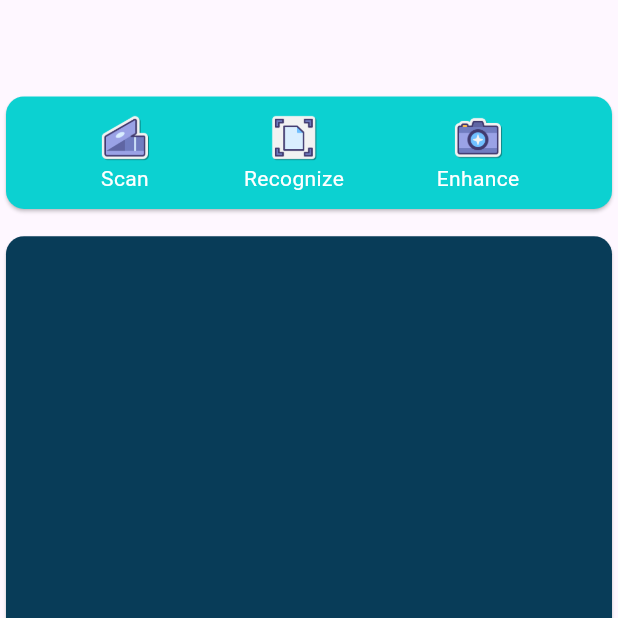
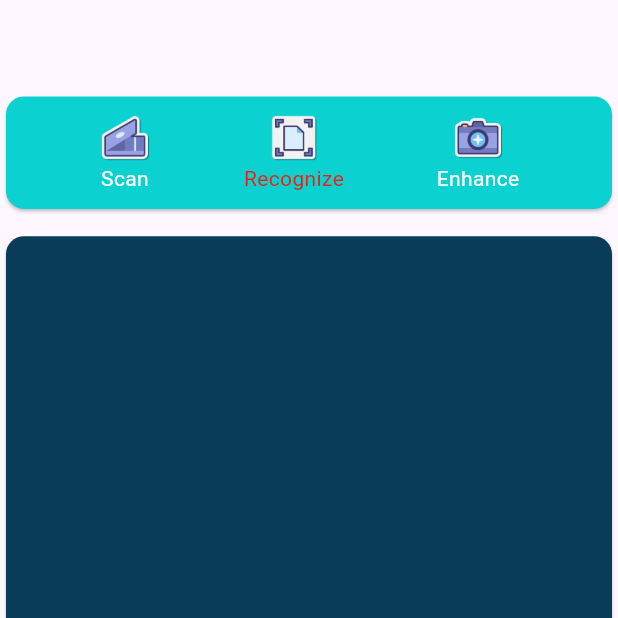
Before and after one commit to AaronPeterOcen/doc_scanner_fl, a Flutter app: the screen it shows after launch, after a tap on "Recognize", on a phone screen of 412 x 824 dp, the top half of it. Run offline on Flutter 3.47's test engine with Material 3 defaults, Android fonts, the phone set to English and light mode, and no system bars; our stand-ins replace image_picker; missing offline and left inert: google_mlkit_text_recognition.

Commit message:
working on the scanner screen

```diff
--- a/lib/screens/home_screen.dart
+++ b/lib/screens/home_screen.dart
@@ -1,5 +1,8 @@
+// ignore_for_file: use_build_context_synchronously
+
 import 'dart:io';
 
+import 'package:doc_scanner_fl/screens/cardScanner.dart';
 import 'package:doc_scanner_fl/screens/recognitionScreen.dart';
 import 'package:flutter/material.dart';
 import 'package:image_picker/image_picker.dart';
@@ -21,6 +24,10 @@ class _HomeScreenState extends State<HomeScreen> {
     super.initState();
     imagePicker = ImagePicker();
   }
+
+  bool scan = false;
+  bool enhance = false;
+  bool recognize = true;
 
   @override
   Widget build(BuildContext context) {
@@ -44,11 +51,20 @@ class _HomeScreenState extends State<HomeScreen> {
                               width: 35, height: 35),
                           Text(
                             'Scan',
-                            style: TextStyle(color: Colors.white),
+                            style: TextStyle(
+                                color: scan
+                                    ? const Color.fromARGB(255, 238, 30, 15)
+                                    : Colors.white),
                           ),
                         ],
                       ),
-                      onTap: () {},
+                      onTap: () {
+                        setState(() {
+                          scan = true;
+                          enhance = false;
+                          recognize = false;
+                        });
+                      },
                     ),
                     InkWell(
                       child: Column(
@@ -58,11 +74,20 @@ class _HomeScreenState extends State<HomeScreen> {
                               width: 35, height: 35),
                           Text(
                             "Recognize",
-                            style: TextStyle(color: Colors.white),
+                            style: TextStyle(
+                                color: recognize
+                                    ? const Color.fromARGB(255, 238, 30, 15)
+                                    : Colors.white),
                           )
                         ],
                       ),
-                      onTap: () {},
+                      onTap: () {
+                        setState(() {
+                          scan = false;
+                          enhance = false;
+                          recognize = true;
+                        });
+                      },
                     ),
                     InkWell(
                       child: Column(
@@ -72,11 +97,20 @@ class _HomeScreenState extends State<HomeScreen> {
                               width: 35, height: 35),
                           Text(
                             "Enhance",
-                            style: TextStyle(color: Colors.white),
+                            style: TextStyle(
+                                color: enhance
+                                    ? const Color.fromARGB(255, 238, 30, 15)
+                                    : Colors.white),
                           )
                         ],
                       ),
-                      onTap: () {},
+                      onTap: () {
+                        setState(() {
+                          scan = false;
+                          enhance = true;
+                          recognize = false;
+                        });
+                      },
                     )
                   ],
                 ),
@@ -114,11 +148,26 @@ class _HomeScreenState extends State<HomeScreen> {
                             source: ImageSource.gallery);
                         if (xFile != null) {
                           File image = File(xFile.path);
-                          // ignore: use_build_context_synchronously
-                          Navigator.push(context,
-                              MaterialPageRoute(builder: (ctx) {
-                            return Recognitionscreen(image);
-                          }));
+
+                          if (recognize) {
+                            Navigator.push(
+                              context,
+                              MaterialPageRoute(
+                                builder: (ctx) {
+                                  return Recognitionscreen(image);
+                                },
+                              ),
+                            );
+                          } else if (scan) {
+                            Navigator.push(
+                              context,
+                              MaterialPageRoute(
+                                builder: (ctx) {
+                                  return Cardscanner(image);
+                                },
+                              ),
+                            );
+                          }
                         }
                       },
                     )
```
Also changed, not shown: lib/screens/cardScanner.dart (added, +165 -0 lines).
